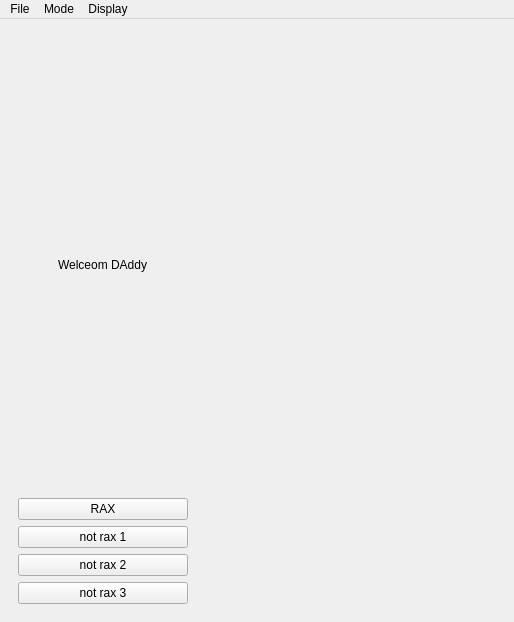
This is gui_layout.ui in PeterDulworth/PhyloVis as Qt 5 draws it before an edit. The edited form follows.
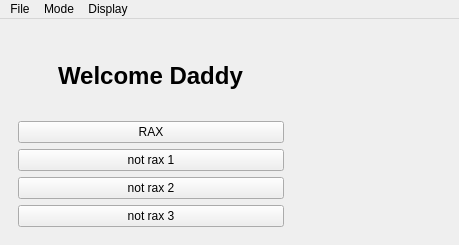
This is the edited form. The open tabs and pages were chosen to show the change.

Commit message: consolidated toggle functions into a single smarter toggle funciton

```diff
--- a/gui_layout.ui
+++ b/gui_layout.ui
@@ -6,8 +6,8 @@
    <rect>
     <x>0</x>
     <y>0</y>
-    <width>514</width>
-    <height>622</height>
+    <width>459</width>
+    <height>245</height>
    </rect>
   </property>
   <property name="sizePolicy">
@@ -72,9 +72,16 @@
                </spacer>
               </item>
               <item>
-               <widget class="QLabel" name="label_6">
+               <widget class="QLabel" name="welcomeLabel">
+                <property name="font">
+                 <font>
+                  <pointsize>18</pointsize>
+                  <weight>75</weight>
+                  <bold>true</bold>
+                 </font>
+                </property>
                 <property name="text">
-                 <string>Welceom DAddy</string>
+                 <string>Welcome Daddy</string>
                 </property>
                </widget>
               </item>
@@ -889,7 +896,7 @@
     <rect>
      <x>0</x>
      <y>0</y>
-     <width>514</width>
+     <width>459</width>
      <height>22</height>
     </rect>
    </property>
```
Left out of the diff: 2 changed lines with no effect on the pictures. The commit also changes 2 other files.
